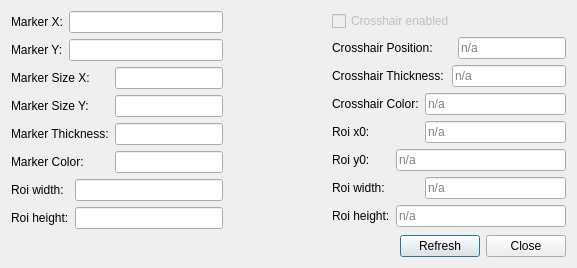
First picture: the form in imageclient/syncdialog.ui, repository ANKA-KIT/imageclient, before the edit.
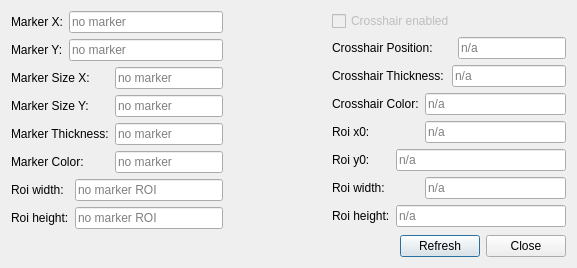
Second picture: the form after the edit.

Commit message:
Implemented marker editing
Marker ROI is still missing and the marker position does not get updated
in "full image" mode

```diff
--- a/imageclient/syncdialog.ui
+++ b/imageclient/syncdialog.ui
@@ -21,7 +21,14 @@
        <item>
         <layout class="QGridLayout" name="gridLayout_2">
          <item row="2" column="2">
-          <widget class="QLineEdit" name="markerSizeXEdit"/>
+          <widget class="QLineEdit" name="markerSizeXEdit">
+           <property name="readOnly">
+            <bool>true</bool>
+           </property>
+           <property name="placeholderText">
+            <string>no marker</string>
+           </property>
+          </widget>
          </item>
          <item row="0" column="0">
           <widget class="QLabel" name="markerXLabel">
@@ -52,7 +59,14 @@
           </widget>
          </item>
          <item row="4" column="2">
-          <widget class="QLineEdit" name="markerThicknessEdit"/>
+          <widget class="QLineEdit" name="markerThicknessEdit">
+           <property name="readOnly">
+            <bool>true</bool>
+           </property>
+           <property name="placeholderText">
+            <string>no marker</string>
+           </property>
+          </widget>
          </item>
          <item row="5" column="0" colspan="2">
           <widget class="QLabel" name="markerColorLabel">
@@ -62,16 +76,44 @@
           </widget>
          </item>
          <item row="1" column="1" colspan="2">
-          <widget class="QLineEdit" name="markerYEdit"/>
+          <widget class="QLineEdit" name="markerYEdit">
+           <property name="readOnly">
+            <bool>true</bool>
+           </property>
+           <property name="placeholderText">
+            <string>no marker</string>
+           </property>
+          </widget>
          </item>
          <item row="5" column="2">
-          <widget class="QLineEdit" name="markerColorEdit"/>
+          <widget class="QLineEdit" name="markerColorEdit">
+           <property name="readOnly">
+            <bool>true</bool>
+           </property>
+           <property name="placeholderText">
+            <string>no marker</string>
+           </property>
+          </widget>
          </item>
          <item row="3" column="2">
-          <widget class="QLineEdit" name="markerSizeYEdit"/>
+          <widget class="QLineEdit" name="markerSizeYEdit">
+           <property name="readOnly">
+            <bool>true</bool>
+           </property>
+           <property name="placeholderText">
+            <string>no marker</string>
+           </property>
+          </widget>
          </item>
          <item row="0" column="1" colspan="2">
-          <widget class="QLineEdit" name="markerXEdit"/>
+          <widget class="QLineEdit" name="markerXEdit">
+           <property name="readOnly">
+            <bool>true</bool>
+           </property>
+           <property name="placeholderText">
+            <string>no marker</string>
+           </property>
+          </widget>
          </item>
          <item row="3" column="0" colspan="2">
           <widget class="QLabel" name="markerSizeYLabel">
@@ -92,7 +134,14 @@
           </widget>
          </item>
          <item row="0" column="1">
-          <widget class="QLineEdit" name="roiWidthEdit"/>
+          <widget class="QLineEdit" name="roiWidthEdit">
+           <property name="readOnly">
+            <bool>true</bool>
+           </property>
+           <property name="placeholderText">
+            <string>no marker ROI</string>
+           </property>
+          </widget>
          </item>
          <item row="1" column="0">
           <widget class="QLabel" name="roiHeightLabel">
@@ -102,7 +151,14 @@
           </widget>
          </item>
          <item row="1" column="1">
-          <widget class="QLineEdit" name="roiHeightEdit"/>
+          <widget class="QLineEdit" name="roiHeightEdit">
+           <property name="readOnly">
+            <bool>true</bool>
+           </property>
+           <property name="placeholderText">
+            <string>no marker ROI</string>
+           </property>
+          </widget>
          </item>
         </layout>
        </item>
```
The commit also changes 10 other files.
